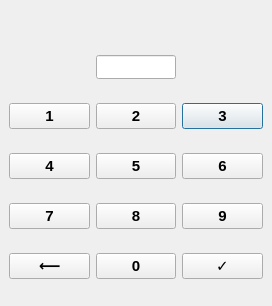
Above: bankautomat/DLLPinCode/pinwindow.ui from bank-2022/group17 before the change. Below: the same form after it.
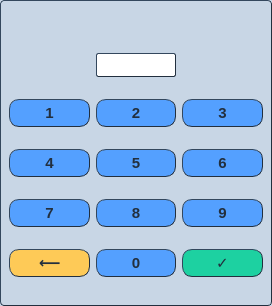
That is the form after the change.

Commit message: UI ulkonäyön säätöä v0.3

Patch:
```diff
--- a/bankautomat/DLLPinCode/pinwindow.ui
+++ b/bankautomat/DLLPinCode/pinwindow.ui
@@ -37,6 +37,20 @@
   <property name="windowTitle">
    <string/>
   </property>
+  <property name="styleSheet">
+   <string notr="true">QDialog {
+background-color: rgb(200, 214, 229);
+color: rgb(34, 47, 62);
+border-style: outset;
+border-top-width: 1px;
+border-left-width: 1px;
+border-right-width: 1px;
+border-bottom-width: 1px;
+border-radius: 4px;
+border-offset: -1px;
+border-color: #222f3e;
+}</string>
+  </property>
   <property name="sizeGripEnabled">
    <bool>false</bool>
   </property>
@@ -57,11 +71,34 @@
      <widget class="QPushButton" name="pushButton_3">
       <property name="font">
        <font>
+        <family>Segoe UI</family>
         <pointsize>11</pointsize>
         <weight>75</weight>
+        <italic>false</italic>
         <bold>true</bold>
        </font>
       </property>
+      <property name="styleSheet">
+       <string notr="true">QPushButton {
+color: rgb(34, 47, 62);
+font-family: &quot;Segoe UI&quot;;
+font: bold;
+background-color: rgb(84, 160, 255);
+border-style: outset;
+border-width: 1px;
+border-radius: 10px;
+border-color: #222f3e;
+padding: 4px;
+}
+QPushButton:hover{
+background-color: rgba(84, 160, 255,150);
+border-style: inset;
+}
+QPushButton:pressed{
+background-color: rgba(84, 160, 255,70);
+border-style: inset;
+}</string>
+      </property>
       <property name="text">
        <string>3</string>
       </property>
@@ -71,11 +108,34 @@
      <widget class="QPushButton" name="pushButton_7">
       <property name="font">
        <font>
+        <family>Segoe UI</family>
         <pointsize>11</pointsize>
         <weight>75</weight>
+        <italic>false</italic>
         <bold>true</bold>
        </font>
       </property>
+      <property name="styleSheet">
+       <string notr="true">QPushButton {
+color: rgb(34, 47, 62);
+font-family: &quot;Segoe UI&quot;;
+font: bold;
+background-color: rgb(84, 160, 255);
+border-style: outset;
+border-width: 1px;
+border-radius: 10px;
+border-color: #222f3e;
+padding: 4px;
+}
+QPushButton:hover{
+background-color: rgba(84, 160, 255,150);
+border-style: inset;
+}
+QPushButton:pressed{
+background-color: rgba(84, 160, 255,70);
+border-style: inset;
+}</string>
+      </property>
       <property name="text">
        <string>7</string>
       </property>
@@ -85,11 +145,34 @@
      <widget class="QPushButton" name="pushButton_5">
       <property name="font">
        <font>
+        <family>Segoe UI</family>
         <pointsize>11</pointsize>
         <weight>75</weight>
+        <italic>false</italic>
         <bold>true</bold>
        </font>
       </property>
+      <property name="styleSheet">
+       <string notr="true">QPushButton {
+color: rgb(34, 47, 62);
+font-family: &quot;Segoe UI&quot;;
+font: bold;
+background-color: rgb(84, 160, 255);
+border-style: outset;
+border-width: 1px;
+border-radius: 10px;
+border-color: #222f3e;
+padding: 4px;
+}
+QPushButton:hover{
+background-color: rgba(84, 160, 255,150);
+border-style: inset;
+}
+QPushButton:pressed{
+background-color: rgba(84, 160, 255,70);
+border-style: inset;
+}</string>
+      </property>
       <property name="text">
        <string>5</string>
       </property>
@@ -99,11 +182,34 @@
      <widget class="QPushButton" name="pushButton_9">
       <property name="font">
        <font>
+        <family>Segoe UI</family>
         <pointsize>11</pointsize>
         <weight>75</weight>
+        <italic>false</italic>
         <bold>true</bold>
        </font>
       </property>
+      <property name="styleSheet">
+       <string notr="true">QPushButton {
+color: rgb(34, 47, 62);
+font-family: &quot;Segoe UI&quot;;
+font: bold;
+background-color: rgb(84, 160, 255);
+border-style: outset;
+border-width: 1px;
+border-radius: 10px;
+border-color: #222f3e;
+padding: 4px;
+}
+QPushButton:hover{
+background-color: rgba(84, 160, 255,150);
+border-style: inset;
+}
+QPushButton:pressed{
+background-color: rgba(84, 160, 255,70);
+border-style: inset;
+}</string>
+      </property>
       <property name="text">
        <string>9</string>
       </property>
@@ -113,11 +219,34 @@
      <widget class="QPushButton" name="pushButton_0">
       <property name="font">
        <font>
+        <family>Segoe UI</family>
         <pointsize>11</pointsize>
         <weight>75</weight>
+        <italic>false</italic>
         <bold>true</bold>
        </font>
       </property>
+      <property name="styleSheet">
+       <string notr="true">QPushButton {
+color: rgb(34, 47, 62);
+font-family: &quot;Segoe UI&quot;;
+font: bold;
+background-color: rgb(84, 160, 255);
+border-style: outset;
+border-width: 1px;
+border-radius: 10px;
+border-color: #222f3e;
+padding: 4px;
+}
+QPushButton:hover{
+background-color: rgba(84, 160, 255,150);
+border-style: inset;
+}
+QPushButton:pressed{
+background-color: rgba(84, 160, 255,70);
+border-style: inset;
+}</string>
+      </property>
       <property name="text">
        <string>0</string>
       </property>
@@ -127,11 +256,34 @@
      <widget class="QPushButton" name="pushButton_1">
       <property name="font">
        <font>
+        <family>Segoe UI</family>
         <pointsize>11</pointsize>
         <weight>75</weight>
+        <italic>false</italic>
         <bold>true</bold>
        </font>
       </property>
+      <property name="styleSheet">
+       <string notr="true">QPushButton {
+color: rgb(34, 47, 62);
+font-family: &quot;Segoe UI&quot;;
+font: bold;
+background-color: rgb(84, 160, 255);
+border-style: outset;
+border-width: 1px;
+border-radius: 10px;
+border-color: #222f3e;
+padding: 4px;
+}
+QPushButton:hover{
+background-color: rgba(84, 160, 255,150);
+border-style: inset;
+}
+QPushButton:pressed{
+background-color: rgba(84, 160, 255,70);
+border-style: inset;
+}</string>
+      </property>
       <property name="text">
        <string>1</string>
       </property>
@@ -141,11 +293,34 @@
      <widget class="QPushButton" name="pushButton_4">
       <property name="font">
        <font>
+        <family>Segoe UI</family>
         <pointsize>11</pointsize>
         <weight>75</weight>
+        <italic>false</italic>
         <bold>true</bold>
        </font>
       </property>
+      <property name="styleSheet">
+       <string notr="true">QPushButton {
+color: rgb(34, 47, 62);
+font-family: &quot;Segoe UI&quot;;
+font: bold;
+background-color: rgb(84, 160, 255);
+border-style: outset;
+border-width: 1px;
+border-radius: 10px;
+border-color: #222f3e;
+padding: 4px;
+}
+QPushButton:hover{
+background-color: rgba(84, 160, 255,150);
+border-style: inset;
+}
+QPushButton:pressed{
+background-color: rgba(84, 160, 255,70);
+border-style: inset;
+}</string>
+      </property>
       <property name="text">
        <string>4</string>
       </property>
@@ -155,11 +330,34 @@
      <widget class="QPushButton" name="pushButton_8">
       <property name="font">
        <font>
+        <family>Segoe UI</family>
         <pointsize>11</pointsize>
         <weight>75</weight>
+        <italic>false</italic>
         <bold>true</bold>
        </font>
       </property>
+      <property name="styleSheet">
+       <string notr="true">QPushButton {
+color: rgb(34, 47, 62);
+font-family: &quot;Segoe UI&quot;;
+font: bold;
+background-color: rgb(84, 160, 255);
+border-style: outset;
+border-width: 1px;
+border-radius: 10px;
+border-color: #222f3e;
+padding: 4px;
+}
+QPushButton:hover{
+background-color: rgba(84, 160, 255,150);
+border-style: inset;
+}
+QPushButton:pressed{
+background-color: rgba(84, 160, 255,70);
+border-style: inset;
+}</string>
+      </property>
       <property name="text">
        <string>8</string>
       </property>
@@ -169,11 +367,34 @@
      <widget class="QPushButton" name="PushButton_Ok">
       <property name="font">
        <font>
+        <family>Segoe UI</family>
         <pointsize>11</pointsize>
         <weight>75</weight>
+        <italic>false</italic>
         <bold>true</bold>
        </font>
       </property>
+      <property name="styleSheet">
+       <string notr="true">QPushButton {
+color: rgb(34, 47, 62);
+font-family: &quot;Segoe UI&quot;;
+font: bold;
+background-color: rgb(29, 209, 161);
+border-style: outset;
+border-width: 1px;
+border-radius: 10px;
+border-color: #222f3e;
+padding: 4px;
+}
+QPushButton:hover{
+background-color: rgba(29, 209, 161,150);
+border-style: inset;
+}
+QPushButton:pressed{
+background-color: rgba(29, 209, 161,70);
+border-style: inset;
+}</string>
+      </property>
       <property name="text">
        <string>✓</string>
       </property>
@@ -183,11 +404,34 @@
      <widget class="QPushButton" name="pushButton_6">
       <property name="font">
        <font>
+        <family>Segoe UI</family>
         <pointsize>11</pointsize>
         <weight>75</weight>
+        <italic>false</italic>
         <bold>true</bold>
        </font>
       </property>
+      <property name="styleSheet">
+       <string notr="true">QPushButton {
+color: rgb(34, 47, 62);
+font-family: &quot;Segoe UI&quot;;
+font: bold;
+background-color: rgb(84, 160, 255);
+border-style: outset;
+border-width: 1px;
+border-radius: 10px;
+border-color: #222f3e;
+padding: 4px;
+}
+QPushButton:hover{
+background-color: rgba(84, 160, 255,150);
+border-style: inset;
+}
+QPushButton:pressed{
+background-color: rgba(84, 160, 255,70);
+border-style: inset;
+}</string>
+      </property>
       <property name="text">
        <string>6</string>
       </property>
@@ -197,11 +441,34 @@
      <widget class="QPushButton" name="PushButton_Back">
       <property name="font">
        <font>
+        <family>Segoe UI</family>
         <pointsize>11</pointsize>
         <weight>75</weight>
+        <italic>false</italic>
         <bold>true</bold>
        </font>
       </property>
+      <property name="styleSheet">
+       <string notr="true">QPushButton {
+color: rgb(34, 47, 62);
+font-family: &quot;Segoe UI&quot;;
+font: bold;
+background-color: rgb(254, 202, 87);
+border-style: outset;
+border-width: 1px;
+border-radius: 10px;
+border-color: #222f3e;
+padding: 4px;
+}
+QPushButton:hover{
+background-color: rgba(254, 202, 87,150);
+border-style: inset;
+}
+QPushButton:pressed{
+background-color: rgba(254, 202, 87,70);
+border-style: inset;
+}</string>
+      </property>
       <property name="text">
        <string>⟵</string>
       </property>
@@ -211,11 +478,34 @@
      <widget class="QPushButton" name="pushButton_2">
       <property name="font">
        <font>
+        <family>Segoe UI</family>
         <pointsize>11</pointsize>
         <weight>75</weight>
+        <italic>false</italic>
         <bold>true</bold>
        </font>
       </property>
+      <property name="styleSheet">
+       <string notr="true">QPushButton {
+color: rgb(34, 47, 62);
+font-family: &quot;Segoe UI&quot;;
+font: bold;
+background-color: rgb(84, 160, 255);
+border-style: outset;
+border-width: 1px;
+border-radius: 10px;
+border-color: #222f3e;
+padding: 4px;
+}
+QPushButton:hover{
+background-color: rgba(84, 160, 255,150);
+border-style: inset;
+}
+QPushButton:pressed{
+background-color: rgba(84, 160, 255,70);
+border-style: inset;
+}</string>
+      </property>
       <property name="text">
        <string>2</string>
       </property>
@@ -231,11 +521,23 @@
       </property>
       <property name="font">
        <font>
+        <family>Segoe UI</family>
         <pointsize>11</pointsize>
         <weight>75</weight>
         <bold>true</bold>
        </font>
       </property>
+      <property name="styleSheet">
+       <string notr="true">QLineEdit{
+color: rgb(34, 47, 62);
+font-family: &quot;Segoe UI&quot;;
+border-style: outset;
+border-width: 1px;
+border-radius: 2px;
+border-color: #222f3e;
+padding: 4px;
+}</string>
+      </property>
       <property name="alignment">
        <set>Qt::AlignCenter</set>
       </property>
@@ -260,11 +562,18 @@
    </property>
    <property name="font">
     <font>
+     <family>Segoe UI</family>
      <pointsize>12</pointsize>
      <weight>75</weight>
      <bold>true</bold>
     </font>
    </property>
+   <property name="styleSheet">
+    <string notr="true">QLabel{
+color: rgb(34, 47, 62);
+font-family: &quot;Segoe UI&quot;;
+}</string>
+   </property>
    <property name="text">
     <string/>
    </property>
```
The commit also changes 7 other files.
